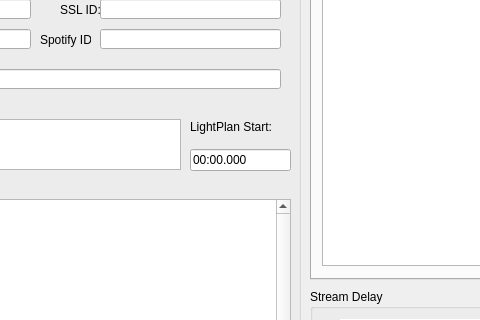
chillfactor032/LightPlanStudio, file resources/ui/LPS_MainWindow.ui: the form before one commit; both pictures show x 250 to 730 and y 90 to 410 of the 1250 by 800 pixel window.
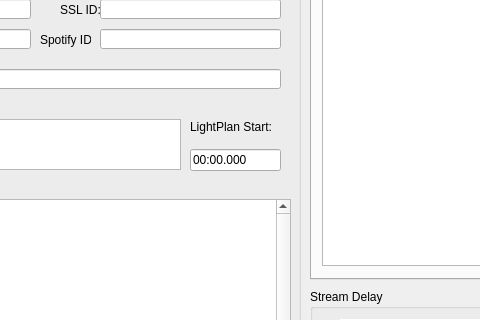
The form after the commit. Icons and pictures are not drawn.

Patch:
```diff
--- a/resources/ui/LPS_MainWindow.ui
+++ b/resources/ui/LPS_MainWindow.ui
@@ -289,7 +289,7 @@
       <rect>
        <x>430</x>
        <y>210</y>
-       <width>101</width>
+       <width>91</width>
        <height>22</height>
       </rect>
      </property>
```
Left out of the diff: 11 changed lines with no effect on the pictures.
